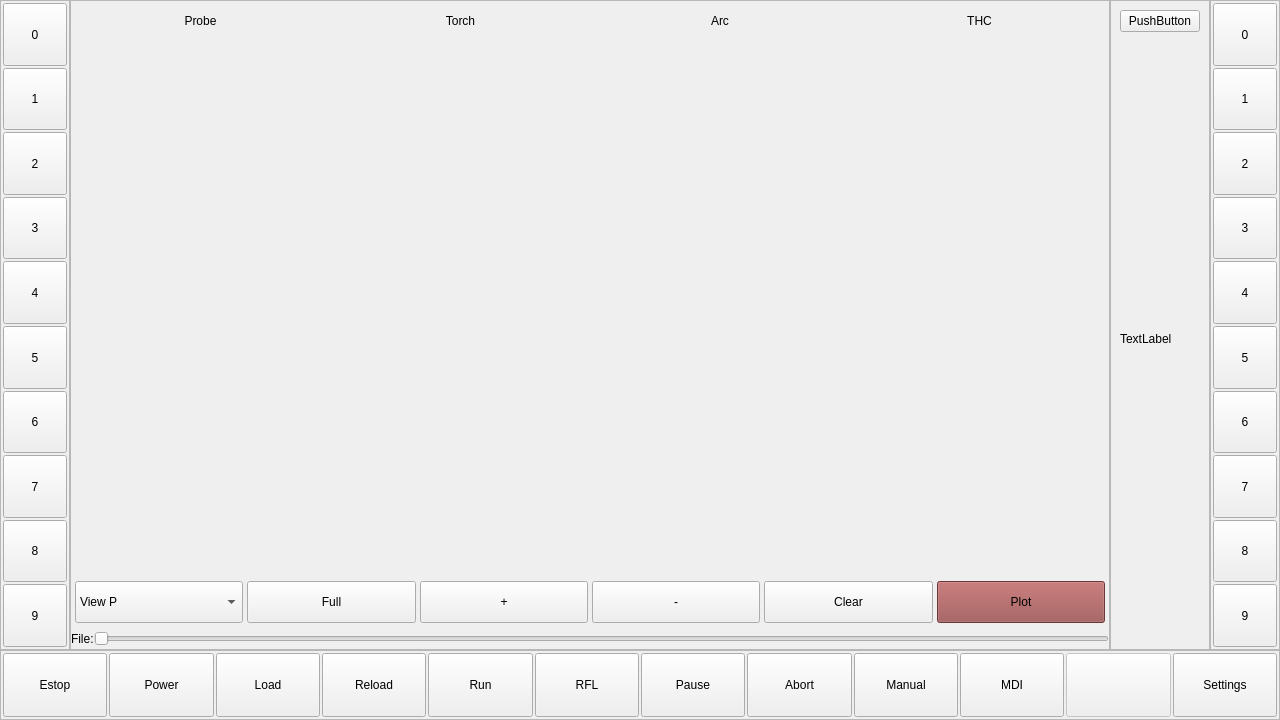
Qt form qtgui/qtgui.ui (daiman444/lcnc29_lpt_qtplasma) before a commit.
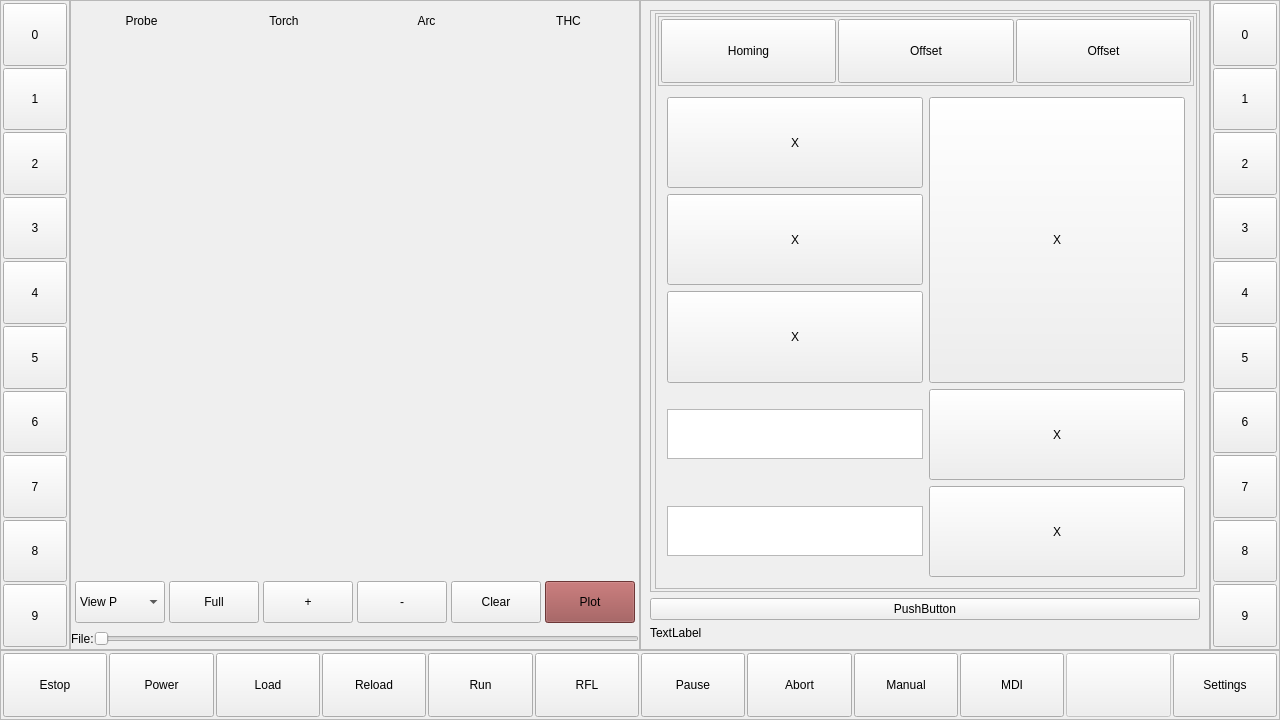
The same form after that commit. The open tabs and pages were chosen to show the change. Custom widgets are drawn as their Qt base class.

Patch:
```diff
--- a/qtgui/qtgui.ui
+++ b/qtgui/qtgui.ui
@@ -960,6 +960,12 @@
            </item>
            <item>
             <widget class="QFrame" name="frame_2">
+             <property name="sizePolicy">
+              <sizepolicy hsizetype="Expanding" vsizetype="Preferred">
+               <horstretch>0</horstretch>
+               <verstretch>0</verstretch>
+              </sizepolicy>
+             </property>
              <property name="frameShape">
               <enum>QFrame::StyledPanel</enum>
              </property>
@@ -967,20 +973,460 @@
               <enum>QFrame::Raised</enum>
              </property>
              <layout class="QGridLayout" name="gridLayout_3">
-              <item row="0" column="0">
+              <item row="1" column="0">
                <widget class="QPushButton" name="pushButton">
                 <property name="text">
                  <string>PushButton</string>
                 </property>
                </widget>
               </item>
-              <item row="1" column="0">
+              <item row="2" column="0">
                <widget class="QLabel" name="label_2">
                 <property name="text">
                  <string>TextLabel</string>
                 </property>
                </widget>
               </item>
+              <item row="0" column="0">
+               <widget class="QFrame" name="frame_3">
+                <property name="frameShape">
+                 <enum>QFrame::StyledPanel</enum>
+                </property>
+                <property name="frameShadow">
+                 <enum>QFrame::Raised</enum>
+                </property>
+                <layout class="QHBoxLayout" name="horizontalLayout_8" stretch="0,0">
+                 <property name="spacing">
+                  <number>2</number>
+                 </property>
+                 <property name="leftMargin">
+                  <number>2</number>
+                 </property>
+                 <property name="topMargin">
+                  <number>2</number>
+                 </property>
+                 <property name="rightMargin">
+                  <number>2</number>
+                 </property>
+                 <property name="bottomMargin">
+                  <number>2</number>
+                 </property>
+                 <item>
+                  <widget class="GcodeDisplay" name="gcode_display"/>
+                 </item>
+                 <item>
+                  <widget class="QFrame" name="frame_4">
+                   <property name="frameShape">
+                    <enum>QFrame::StyledPanel</enum>
+                   </property>
+                   <property name="frameShadow">
+                    <enum>QFrame::Raised</enum>
+                   </property>
+                   <layout class="QVBoxLayout" name="verticalLayout_3">
+                    <property name="spacing">
+                     <number>2</number>
+                    </property>
+                    <property name="leftMargin">
+                     <number>2</number>
+                    </property>
+                    <property name="topMargin">
+                     <number>2</number>
+                    </property>
+                    <property name="rightMargin">
+                     <number>2</number>
+                    </property>
+                    <property name="bottomMargin">
+                     <number>2</number>
+                    </property>
+                    <item>
+                     <widget class="QFrame" name="fr_homing">
+                      <property name="minimumSize">
+                       <size>
+                        <width>0</width>
+                        <height>60</height>
+                       </size>
+                      </property>
+                      <property name="maximumSize">
+                       <size>
+                        <width>16777215</width>
+                        <height>70</height>
+                       </size>
+                      </property>
+                      <property name="styleSheet">
+                       <string notr="true"/>
+                      </property>
+                      <property name="frameShape">
+                       <enum>QFrame::StyledPanel</enum>
+                      </property>
+                      <property name="frameShadow">
+                       <enum>QFrame::Raised</enum>
+                      </property>
+                      <layout class="QHBoxLayout" name="horizontalLayout_7">
+                       <property name="spacing">
+                        <number>2</number>
+                       </property>
+                       <property name="leftMargin">
+                        <number>2</number>
+                       </property>
+                       <property name="topMargin">
+                        <number>2</number>
+                       </property>
+                       <property name="rightMargin">
+                        <number>2</number>
+                       </property>
+                       <property name="bottomMargin">
+                        <number>2</number>
+                       </property>
+                       <item>
+                        <widget class="QPushButton" name="pb_bottom_14">
+                         <property name="sizePolicy">
+                          <sizepolicy hsizetype="Expanding" vsizetype="Expanding">
+                           <horstretch>0</horstretch>
+                           <verstretch>0</verstretch>
+                          </sizepolicy>
+                         </property>
+                         <property name="text">
+                          <string>Homing</string>
+                         </property>
+                        </widget>
+                       </item>
+                       <item>
+                        <widget class="QPushButton" name="pb_bottom_15">
+                         <property name="sizePolicy">
+                          <sizepolicy hsizetype="Expanding" vsizetype="Expanding">
+                           <horstretch>0</horstretch>
+                           <verstretch>0</verstretch>
+                          </sizepolicy>
+                         </property>
+                         <property name="text">
+                          <string>Offset</string>
+                         </property>
+                        </widget>
+                       </item>
+                       <item>
+                        <widget class="QPushButton" name="pb_bottom_27">
+                         <property name="sizePolicy">
+                          <sizepolicy hsizetype="Expanding" vsizetype="Expanding">
+                           <horstretch>0</horstretch>
+                           <verstretch>0</verstretch>
+                          </sizepolicy>
+                         </property>
+                         <property name="text">
+                          <string>Offset</string>
+                         </property>
+                        </widget>
+                       </item>
+                      </layout>
+                     </widget>
+                    </item>
+                    <item>
+                     <widget class="QStackedWidget" name="stackedWidget">
+                      <property name="currentIndex">
+                       <number>2</number>
+                      </property>
+                      <widget class="QWidget" name="page_3">
+                       <layout class="QGridLayout" name="gridLayout_4">
+                        <item row="3" column="1">
+                         <widget class="QPushButton" name="pb_bottom_20">
+                          <property name="sizePolicy">
+                           <sizepolicy hsizetype="Expanding" vsizetype="Expanding">
+                            <horstretch>0</horstretch>
+                            <verstretch>0</verstretch>
+                           </sizepolicy>
+                          </property>
+                          <property name="text">
+                           <string>Z</string>
+                          </property>
+                         </widget>
+                        </item>
+                        <item row="2" column="1">
+                         <widget class="QPushButton" name="pb_bottom_19">
+                          <property name="sizePolicy">
+                           <sizepolicy hsizetype="Expanding" vsizetype="Expanding">
+                            <horstretch>0</horstretch>
+                            <verstretch>0</verstretch>
+                           </sizepolicy>
+                          </property>
+                          <property name="text">
+                           <string>Y2</string>
+                          </property>
+                         </widget>
+                        </item>
+                        <item row="0" column="1">
+                         <widget class="QPushButton" name="pb_bottom_17">
+                          <property name="sizePolicy">
+                           <sizepolicy hsizetype="Expanding" vsizetype="Expanding">
+                            <horstretch>0</horstretch>
+                            <verstretch>0</verstretch>
+                           </sizepolicy>
+                          </property>
+                          <property name="text">
+                           <string>X</string>
+                          </property>
+                         </widget>
+                        </item>
+                        <item row="1" column="1">
+                         <widget class="QPushButton" name="pb_bottom_18">
+                          <property name="sizePolicy">
+                           <sizepolicy hsizetype="Expanding" vsizetype="Expanding">
+                            <horstretch>0</horstretch>
+                            <verstretch>0</verstretch>
+                           </sizepolicy>
+                          </property>
+                          <property name="text">
+                           <string>Y1</string>
+                          </property>
+                         </widget>
+                        </item>
+                        <item row="0" column="2" rowspan="4">
+                         <widget class="QPushButton" name="pb_bottom_16">
+                          <property name="sizePolicy">
+                           <sizepolicy hsizetype="Expanding" vsizetype="Expanding">
+                            <horstretch>0</horstretch>
+                            <verstretch>0</verstretch>
+                           </sizepolicy>
+                          </property>
+                          <property name="text">
+                           <string>All</string>
+                          </property>
+                         </widget>
+                        </item>
+                       </layout>
+                      </widget>
+                      <widget class="QWidget" name="page_4">
+                       <layout class="QGridLayout" name="gridLayout_5">
+                        <item row="1" column="0">
+                         <widget class="QPushButton" name="pb_bottom_23">
+                          <property name="sizePolicy">
+                           <sizepolicy hsizetype="Expanding" vsizetype="Expanding">
+                            <horstretch>0</horstretch>
+                            <verstretch>0</verstretch>
+                           </sizepolicy>
+                          </property>
+                          <property name="text">
+                           <string>X</string>
+                          </property>
+                         </widget>
+                        </item>
+                        <item row="0" column="1" rowspan="3">
+                         <widget class="QPushButton" name="pb_bottom_21">
+                          <property name="sizePolicy">
+                           <sizepolicy hsizetype="Expanding" vsizetype="Expanding">
+                            <horstretch>0</horstretch>
+                            <verstretch>0</verstretch>
+                           </sizepolicy>
+                          </property>
+                          <property name="text">
+                           <string>X</string>
+                          </property>
+                         </widget>
+                        </item>
+                        <item row="0" column="0">
+                         <widget class="QPushButton" name="pb_bottom_22">
+                          <property name="sizePolicy">
+                           <sizepolicy hsizetype="Expanding" vsizetype="Expanding">
+                            <horstretch>0</horstretch>
+                            <verstretch>0</verstretch>
+                           </sizepolicy>
+                          </property>
+                          <property name="text">
+                           <string>X</string>
+                          </property>
+                         </widget>
+                        </item>
+                        <item row="2" column="0">
+                         <widget class="QPushButton" name="pb_bottom_24">
+                          <property name="sizePolicy">
+                           <sizepolicy hsizetype="Expanding" vsizetype="Expanding">
+                            <horstretch>0</horstretch>
+                            <verstretch>0</verstretch>
+                           </sizepolicy>
+                          </property>
+                          <property name="text">
+                           <string>X</string>
+                          </property>
+                         </widget>
+                        </item>
+                        <item row="5" column="1">
+                         <widget class="QPushButton" name="pb_bottom_26">
+                          <property name="sizePolicy">
+                           <sizepolicy hsizetype="Expanding" vsizetype="Expanding">
+                            <horstretch>0</horstretch>
+                            <verstretch>0</verstretch>
+                           </sizepolicy>
+                          </property>
+                          <property name="text">
+                           <string>X</string>
+                          </property>
+                         </widget>
+                        </item>
+                        <item row="5" column="0">
+                         <widget class="QTextEdit" name="textEdit_2">
+                          <property name="sizePolicy">
+                           <sizepolicy hsizetype="Expanding" vsizetype="Preferred">
+                            <horstretch>0</horstretch>
+                            <verstretch>0</verstretch>
+                           </sizepolicy>
+                          </property>
+                          <property name="maximumSize">
+                           <size>
+                            <width>16777215</width>
+                            <height>50</height>
+                           </size>
+                          </property>
+                         </widget>
+                        </item>
+                        <item row="3" column="0">
+                         <widget class="QTextEdit" name="textEdit">
+                          <property name="sizePolicy">
+                           <sizepolicy hsizetype="Expanding" vsizetype="Preferred">
+                            <horstretch>0</horstretch>
+                            <verstretch>0</verstretch>
+                           </sizepolicy>
+                          </property>
+                          <property name="maximumSize">
+                           <size>
+                            <width>16777215</width>
+                            <height>50</height>
+                           </size>
+                          </property>
+                         </widget>
+                        </item>
+                        <item row="3" column="1">
+                         <widget class="QPushButton" name="pb_bottom_25">
+                          <property name="sizePolicy">
+                           <sizepolicy hsizetype="Expanding" vsizetype="Expanding">
+                            <horstretch>0</horstretch>
+                            <verstretch>0</verstretch>
+                           </sizepolicy>
+                          </property>
+                          <property name="text">
+                           <string>X</string>
+                          </property>
+                         </widget>
+                        </item>
+                       </layout>
+                      </widget>
+                      <widget class="QWidget" name="page_5">
+                       <layout class="QGridLayout" name="gridLayout_6">
+                        <item row="2" column="0" rowspan="2">
+                         <widget class="QPushButton" name="pb_bottom_31">
+                          <property name="sizePolicy">
+                           <sizepolicy hsizetype="Expanding" vsizetype="Expanding">
+                            <horstretch>0</horstretch>
+                            <verstretch>0</verstretch>
+                           </sizepolicy>
+                          </property>
+                          <property name="text">
+                           <string>Homing</string>
+                          </property>
+                         </widget>
+                        </item>
+                        <item row="4" column="1">
+                         <widget class="QLabel" name="label_6">
+                          <property name="text">
+                           <string>TextLabel</string>
+                          </property>
+                         </widget>
+                        </item>
+                        <item row="6" column="1">
+                         <widget class="QLabel" name="label_8">
+                          <property name="text">
+                           <string>TextLabel</string>
+                          </property>
+                         </widget>
+                        </item>
+                        <item row="2" column="1">
+                         <widget class="QLabel" name="label_4">
+                          <property name="text">
+                           <string>TextLabel</string>
+                          </property>
+                         </widget>
+                        </item>
+                        <item row="1" column="1">
+                         <widget class="QLabel" name="label_3">
+                          <property name="text">
+                           <string>TextLabel</string>
+                          </property>
+                         </widget>
+                        </item>
+                        <item row="3" column="1">
+                         <widget class="QLabel" name="label_5">
+                          <property name="text">
+                           <string>TextLabel</string>
+                          </property>
+                         </widget>
+                        </item>
+                        <item row="0" column="2" rowspan="2">
+                         <widget class="QPushButton" name="pb_bottom_29">
+                          <property name="sizePolicy">
+                           <sizepolicy hsizetype="Expanding" vsizetype="Expanding">
+                            <horstretch>0</horstretch>
+                            <verstretch>0</verstretch>
+                           </sizepolicy>
+                          </property>
+                          <property name="text">
+                           <string>Homing</string>
+                          </property>
+                         </widget>
+                        </item>
+                        <item row="0" column="1">
+                         <widget class="QLabel" name="label">
+                          <property name="text">
+                           <string>TextLabel</string>
+                          </property>
+                         </widget>
+                        </item>
+                        <item row="5" column="1">
+                         <widget class="QLabel" name="label_7">
+                          <property name="text">
+                           <string>TextLabel</string>
+                          </property>
+                         </widget>
+                        </item>
+                        <item row="0" column="0" rowspan="2">
+                         <widget class="QPushButton" name="pb_bottom_28">
+                          <property name="sizePolicy">
+                           <sizepolicy hsizetype="Expanding" vsizetype="Expanding">
+                            <horstretch>0</horstretch>
+                            <verstretch>0</verstretch>
+                           </sizepolicy>
+                          </property>
+                          <property name="text">
+                           <string>Homing</string>
+                          </property>
+                         </widget>
+                        </item>
+                        <item row="2" column="2" rowspan="2">
+                         <widget class="QPushButton" name="pb_bottom_30">
+                          <property name="sizePolicy">
+                           <sizepolicy hsizetype="Expanding" vsizetype="Expanding">
+                            <horstretch>0</horstretch>
+                            <verstretch>0</verstretch>
+                           </sizepolicy>
+                          </property>
+                          <property name="text">
+                           <string>Homing</string>
+                          </property>
+                         </widget>
+                        </item>
+                        <item row="7" column="1">
+                         <widget class="QLabel" name="label_9">
+                          <property name="text">
+                           <string>TextLabel</string>
+                          </property>
+                         </widget>
+                        </item>
+                       </layout>
+                      </widget>
+                     </widget>
+                    </item>
+                   </layout>
+                  </widget>
+                 </item>
+                </layout>
+               </widget>
+              </item>
              </layout>
             </widget>
            </item>
@@ -1002,6 +1448,12 @@
    <header>qtvcp.widgets.gcode_graphics</header>
    <container>1</container>
   </customwidget>
+  <customwidget>
+   <class>GcodeDisplay</class>
+   <extends>QFrame</extends>
+   <header>qtvcp.widgets.gcode_editor</header>
+   <container>1</container>
+  </customwidget>
   <customwidget>
    <class>ScreenOptions</class>
    <extends>QWidget</extends>
```
